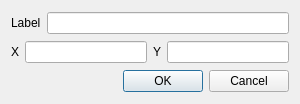
Above: pypsbuilder/ui/addinv.ui from ondrolexa/pypsbuilder before the change. Below: the same form after it.
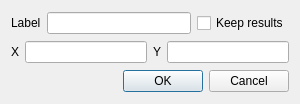
That is the form after the change.

```diff
--- a/pypsbuilder/ui/addinv.ui
+++ b/pypsbuilder/ui/addinv.ui
@@ -30,6 +30,13 @@
        </property>
       </widget>
      </item>
+     <item>
+      <widget class="QCheckBox" name="checkKeep">
+       <property name="text">
+        <string>Keep results</string>
+       </property>
+      </widget>
+     </item>
     </layout>
    </item>
    <item>
```
